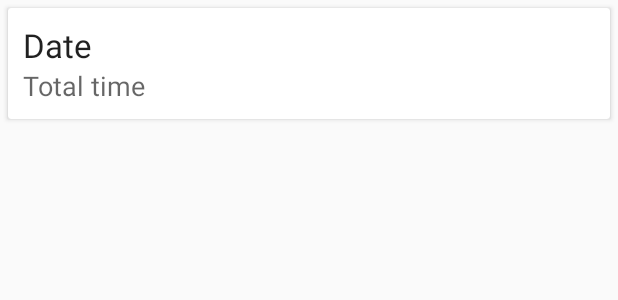
After one commit to Matthieu42/OpenTrack, an Android app: the layout item_layout.xml on its own in the app's theme, with its tools: preview values and no code run, on a phone screen of 412 x 824 dp. The commit adds this screen. Shown: the top 300 px of the screen. Run offline under Robolectric (Android 15) with nearby library versions, the phone set to English and light mode, and no system bars.

Commit message:
Add trip history view and viewTrip link

```diff
--- a/app/build.gradle
+++ b/app/build.gradle
@@ -35,4 +35,5 @@ dependencies {
     implementation 'pub.devrel:easypermissions:0.2.0'
     implementation 'com.android.support:design:28.0.0'
     implementation 'org.osmdroid:osmdroid-android:6.1.0'
+    implementation 'com.android.support:recyclerview-v7:28.0.0'
 }
--- a/app/src/main/AndroidManifest.xml
+++ b/app/src/main/AndroidManifest.xml
@@ -13,6 +13,8 @@
             android:roundIcon="@mipmap/ic_launcher_round"
             android:supportsRtl="true"
             android:theme="@style/AppTheme">
+        <activity android:name=".TripHistoryActivity">
+        </activity>
         <activity android:name=".ViewTripActivity">
         </activity>
         <activity android:name=".MainActivity">
--- a/app/src/main/java/org/mines_ales/opentrack/MainActivity.kt
+++ b/app/src/main/java/org/mines_ales/opentrack/MainActivity.kt
@@ -43,10 +43,7 @@ class MainActivity : AppCompatActivity(), View.OnClickListener, LocationTracking
                 }
             }
             R.id.openView -> {
-                val intent = Intent(this, ViewTripActivity::class.java)
-                // To pass any data to next activity
-                //intent.putExtra("keyIdentifier", value) On peut foutre ici le trajet à ouvrir avec le view trip
-                // start your next activity
+                val intent = Intent(this, TripHistoryActivity::class.java )
                 startActivity(intent)
             }
         }
--- a/app/src/main/java/org/mines_ales/opentrack/ViewTripActivity.kt
+++ b/app/src/main/java/org/mines_ales/opentrack/ViewTripActivity.kt
@@ -27,7 +27,7 @@ class ViewTripActivity : AppCompatActivity() {
         map!!.setMultiTouchControls(true)
         this.line = Polyline()
 
-        this.geoPoints = OpenTrackData.tripHistory.getTrip(0).getGeopPoints() //TODO A changer par la recup du trip envoyé
+        this.geoPoints = OpenTrackData.tripHistory.getTrip(intent.extras["id"] as Int).getGeoPoints()
         this.line.setPoints(this.geoPoints)
         map!!.overlayManager.add(this.line)
 
--- a/app/src/main/res/layout/activity_main.xml
+++ b/app/src/main/res/layout/activity_main.xml
@@ -113,7 +113,7 @@
             app:layout_constraintBaseline_toBaselineOf="@+id/distanceLabel"
             app:layout_constraintEnd_toEndOf="parent"/>
     <Button
-            android:text="View last trip"
+            android:text="Trip history"
             android:layout_width="wrap_content"
             android:layout_height="wrap_content"
             android:id="@+id/openView" android:onClick="onClick"
--- /dev/null
+++ b/app/src/main/res/layout/item_layout.xml
@@ -0,0 +1,30 @@
+<?xml version="1.0" encoding="utf-8"?>
+<LinearLayout xmlns:android="http://schemas.android.com/apk/res/android"
+              android:orientation="vertical" android:layout_width="match_parent"
+              android:layout_height="wrap_content">
+
+    <android.support.v7.widget.CardView
+            android:layout_margin="5dp"
+            android:layout_width="match_parent"
+            android:layout_height="match_parent" >
+        <LinearLayout
+                android:padding="10dp"
+                android:orientation="vertical"
+                android:layout_width="match_parent"
+                android:layout_height="wrap_content">
+            <TextView
+                    android:textAppearance="@style/Base.TextAppearance.AppCompat.Large"
+                    android:id="@+id/txtName"
+                    android:text="Date"
+                    android:layout_width="match_parent"
+                    android:layout_height="wrap_content" />
+            <TextView
+                    android:textAppearance="@style/Base.TextAppearance.AppCompat.Medium"
+                    android:text="Total time"
+                    android:id="@+id/txtTitle"
+                    android:layout_width="match_parent"
+                    android:layout_height="wrap_content" />
+        </LinearLayout>
+    </android.support.v7.widget.CardView>
+
+</LinearLayout>
```
Also changed, not shown: app/src/main/java/org/mines_ales/opentrack/LocationTrackingService.kt (+0 -8 lines), app/src/main/java/org/mines_ales/opentrack/TripHistoryActivity.kt (added, +28 -0 lines), app/src/main/java/org/mines_ales/opentrack/model/Trip.kt (+35 -8 lines), app/src/main/java/org/mines_ales/opentrack/model/TripAdapter.kt (added, +42 -0 lines), app/src/main/java/org/mines_ales/opentrack/model/TripHistory.kt (+4 -3 lines), app/src/main/res/layout/activity_trip_history.xml (added, +12 -0 lines).
